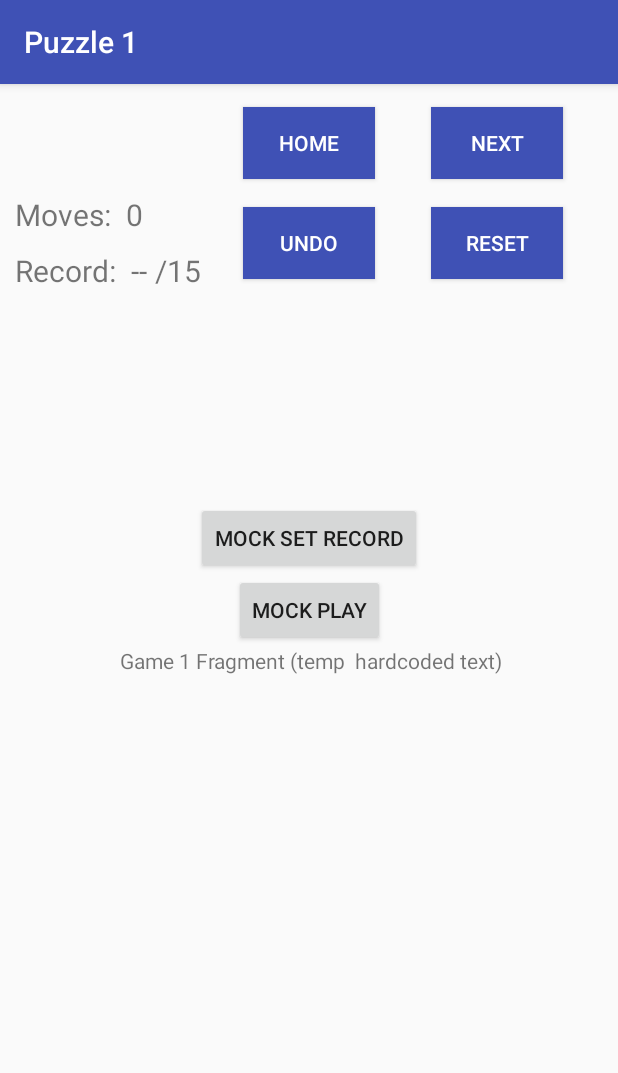
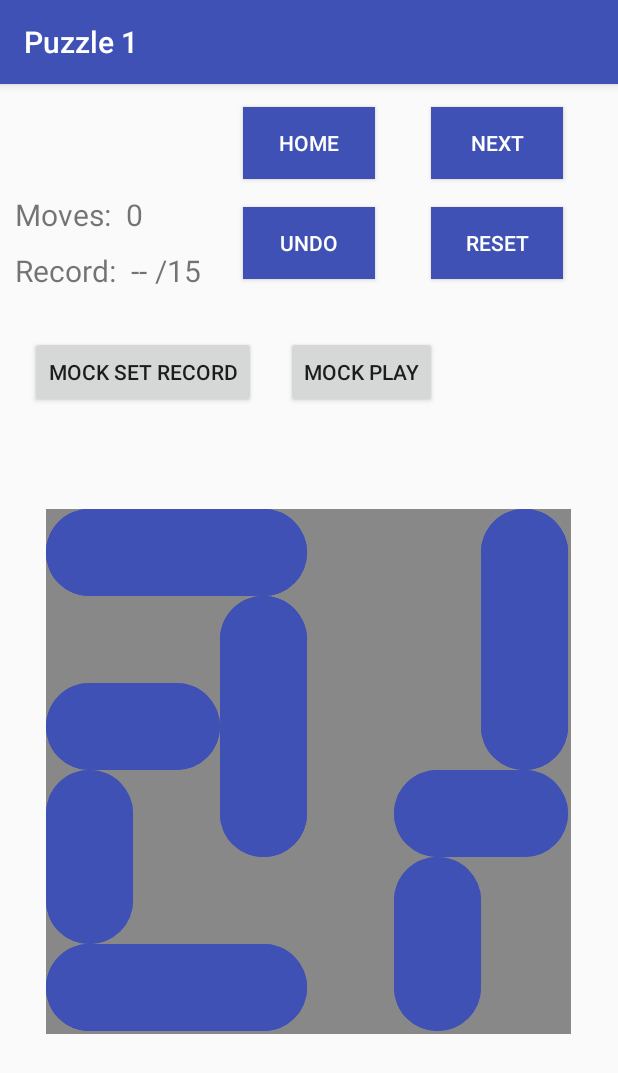
Before and after one commit to xam100/log8405, an Android app: the Play1Fragment screen opened through its navigation route, on a phone screen of 412 x 824 dp. Shown: the top 1073 px of the screen. Run offline under Robolectric (Android 15) with nearby library versions, the light colour scheme and no system bars; our stand-ins replace navigation-ui; 1 statement that could not run was skipped.

Commit message:
added puzzle board to puzzle fragment

```diff
--- /dev/null
+++ b/app/src/main/java/com/example/unlock/BoardFragment.kt
@@ -0,0 +1,99 @@
+package com.example.unlock
+
+import android.content.Context
+import android.graphics.*
+import android.os.Bundle
+import android.util.AttributeSet
+import android.view.LayoutInflater
+import android.view.MotionEvent
+import android.view.View
+import android.view.ViewGroup
+import androidx.appcompat.app.AppCompatActivity
+import androidx.fragment.app.Fragment
+import com.example.unlock.databinding.FragmentBoardBinding
+import com.example.unlock.databinding.FragmentPlay1Binding
+
+//data class Position (var x: Float, var y: Float)
+
+class BoardFragment : Fragment() {
+    private var _binding: FragmentBoardBinding? = null
+    // This property is only valid between onCreateView and
+    // onDestroyView.
+    private val binding get() = _binding!!
+
+    override fun onCreate(savedInstanceState: Bundle?) {
+        super.onCreate(savedInstanceState)
+        setHasOptionsMenu(true)
+    }
+
+    override fun onCreateView(
+        inflater: LayoutInflater, container: ViewGroup?,
+        savedInstanceState: Bundle?
+    ): View? {
+
+        _binding = FragmentBoardBinding.inflate(inflater, container, false)
+        return binding.root
+
+    }
+
+    class Drawer(con: Context?, attr: AttributeSet?) : View(con, attr) {
+        private val paint:Paint = Paint()
+        init {
+            paint.isFilterBitmap = true
+            paint.isAntiAlias = true
+            paint.color = Color.parseColor("#FF3F51B5")
+        }
+        private val gridManager: GridManager = GridManager(PointF(1f, 1f))
+
+        private var touchDown: Boolean = false
+        private var position: PointF = PointF(0f, 0f)
+
+
+        override fun onSizeChanged(w: Int, h: Int, oldw: Int, oldh: Int) {
+            super.onSizeChanged(w, h, oldw, oldh)
+
+            gridManager.blockSize =
+                PointF((width / 6).toFloat(), (height / 6).toFloat())
+            gridManager.addRectangle(Point(0, 0), Point(3, 1))
+            gridManager.addRectangle(Point(0, 2), Point(2, 1), stuck = true)
+            gridManager.addRectangle(Point(0, 3), Point(1, 2))
+            gridManager.addRectangle(Point(0, 5), Point(3, 1))
+            gridManager.addRectangle(Point(2, 1), Point(1, 3))
+            gridManager.addRectangle(Point(5, 0), Point(1, 3))
+            gridManager.addRectangle(Point(4, 3), Point(2, 1))
+            gridManager.addRectangle(Point(4, 4), Point(1, 2))
+        }
+
+        override fun draw(canvas: Canvas?) {
+            super.draw(canvas)
+
+            canvas?.drawColor(Color.GRAY)
+
+            if (touchDown)
+                gridManager.moveTo(position, canvas, paint)
+            else
+                gridManager.redrawRectangles(canvas, paint)
+        }
+
+        override fun onTouchEvent(event: MotionEvent?): Boolean {
+            when (event!!.action) {
+                MotionEvent.ACTION_DOWN -> {
+                    touchDown = true
+                    position.set(event!!.x, event!!.y)
+
+                    gridManager.grab(position)
+                }
+                MotionEvent.ACTION_MOVE -> {
+                    position.set(event!!.x, event!!.y)
+                }
+                MotionEvent.ACTION_UP -> {
+                    touchDown = false
+                    gridManager.release(position)
+                }
+            }
+
+            invalidate()
+            return true
+        }
+    }
+}
--- /dev/null
+++ b/app/src/main/java/com/example/unlock/GridManager.kt
@@ -0,0 +1,224 @@
+package com.example.unlock
+
+import android.graphics.*
+import androidx.core.graphics.minus
+import androidx.core.graphics.plus
+import kotlin.math.roundToInt
+
+class GridManager(var blockSize: PointF) {
+
+    private var grabbed: Boolean = false
+    private var grabbedPosition: PointF = PointF(0f, 0f)
+    private var currentRectangle: Rectangle? = null
+
+    private var rectangles: Array<Array<Rectangle?>> =
+        Array(6){arrayOfNulls<Rectangle?>(6)}
+
+    fun addRectangle(position: Point,
+                     dimensions: Point, stuck: Boolean = false) {
+        val rectangle: Rectangle = Rectangle(position, dimensions, blockSize)
+        addRemoveRectangle(position, dimensions, rectangle)
+    }
+
+    private fun addRemoveRectangle(position: Point,
+                                   dimensions: Point,
+                                   rectangle: Rectangle?) {
+        if (dimensions.x > dimensions.y) {
+            val range : Int = dimensions.x - 1
+            for (i in 0..range) {
+                rectangles[position.x + i][position.y] = rectangle
+            }
+        } else {
+            val range : Int = dimensions.y - 1
+            for (i in 0..range) {
+                rectangles[position.x][position.y + i] = rectangle
+            }
+        }
+    }
+
+    fun grab(touchPosition: PointF) {
+        grabbedPosition.set(touchPosition)
+
+        val gridIndex: Point = (grabbedPosition / blockSize)
+
+        if (gridIndex.x < 6 && gridIndex.y < 6) {
+            currentRectangle = rectangles[gridIndex.x][gridIndex.y]
+            grabbed = currentRectangle != null
+        }
+    }
+
+    fun release(touchPosition: PointF) {
+        if (currentRectangle == null)
+            return
+
+        val canvasPosition: PointF =
+            translateRectangle(currentRectangle, touchPosition - grabbedPosition)
+
+
+        val gridDimensions: Point = currentRectangle!!.gridDimensions
+
+        val indexX: Int = (canvasPosition.x / blockSize.x).roundToInt()
+        val indexY: Int = (canvasPosition.y / blockSize.y).roundToInt()
+        val maxX = 6 - gridDimensions.x
+        val maxY = 6 - gridDimensions.y
+        val gridIndex: Point =
+            Point(indexX.coerceIn(0..maxX),
+                indexY.coerceIn(0..maxY))
+        addRemoveRectangle(currentRectangle!!.gridIndex, gridDimensions, null)
+        addRectangle(gridIndex, gridDimensions)
+
+        currentRectangle = null
+    }
+
+    private fun getNextObstacle(array: Array<Rectangle?>, startIndex: Int, endIndex: Int): Int {
+        var index: Int = 0
+        for (i in startIndex..endIndex) {
+            if (array[i] != null) {
+                break;
+            }
+            index++
+        }
+
+        return index
+    }
+
+    private fun getPrevObstacle(array: Array<Rectangle?>, startIndex: Int, endIndex: Int): Int {
+        var index: Int = 0
+        for (i in startIndex downTo endIndex) {
+            if (array[i] != null) {
+                break;
+            }
+            index--
+        }
+
+        return index
+    }
+
+    private fun getColumn(matrix: Array<Array<Rectangle?>>, col: Int):  Array<Rectangle?>{
+        val column = arrayOfNulls<Rectangle?>(matrix.size)
+
+        for (i in column.indices) {
+            column[i] = matrix[i][col]
+        }
+
+        return column
+    }
+
+    private fun translateRectangle(rectangle: Rectangle?, translation: PointF): PointF {
+        if (rectangle!!.gridDimensions.x >
+            rectangle!!.gridDimensions.y) {
+            translation.y = 0f
+
+            val column: Array<Rectangle?> = getColumn(rectangles, rectangle!!.gridIndex.y)
+            var maxX: Int =
+                getNextObstacle(column,
+                    (rectangle!!.gridIndex.x + rectangle!!.gridDimensions.x),
+                    5)
+
+            var minX: Int = getPrevObstacle(column, rectangle!!.gridIndex.x - 1, 0)
+
+
+            translation.x = translation.x.coerceIn((minX * blockSize.x)..(maxX * blockSize.x))
+        } else {
+            translation.x = 0f
+            val row: Array<Rectangle?> = rectangles[rectangle!!.gridIndex.x]
+
+            var maxX: Int =
+                getNextObstacle(row,
+                    (rectangle!!.gridIndex.y + rectangle!!.gridDimensions.y),
+                    5)
+
+            var minX: Int = getPrevObstacle(row, rectangle!!.gridIndex.y - 1, 0)
+
+
+            translation.y = translation.y.coerceIn((minX * blockSize.y)..(maxX * blockSize.y))
+
+        }
+
+        return currentRectangle!!.canvasPosition + translation
+    }
+
+    fun moveTo(touchPosition: PointF, canvas: Canvas?, paint: Paint) {
+        var newCanvasPosition: PointF = PointF(0f, 0f)
+
+        if (grabbed) {
+            newCanvasPosition =
+                translateRectangle(currentRectangle,
+                    touchPosition - grabbedPosition)
+        }
+
+        if (grabbed)
+            updateRectangle(currentRectangle!!.gridIndex,
+                newCanvasPosition, canvas, paint)
+        else
+            updateRectangle(Point(0, 0), PointF(0f, 0f), canvas, paint)
+    }
+
+    fun redrawRectangles(canvas: Canvas?, paint: Paint) {
+        for (rows in rectangles) {
+            for (rectangle in rows) {
+                rectangle?.draw(canvas, paint)
+            }
+        }
+    }
+
+
+    private fun updateRectangle(gridIndex: Point,
+                                canvasPosition: PointF,
+                                canvas: Canvas?,
+                                paint: Paint) {
+        for (row in rectangles) {
+            for (rectangle in row) {
+                if ((rectangle?.gridIndex != gridIndex)) {
+                    rectangle?.draw(canvas, paint)
+                }
+            }
+        }
+        rectangles[gridIndex.x][gridIndex.y]?.redraw(canvasPosition, canvas, paint)
+    }
+
+    class Rectangle(index: Point,
+                    gridDims: Point,
+                    bSize: PointF) {
+
+        var gridIndex: Point = Point(index)
+        private val blockSize: PointF = PointF(bSize.x, bSize.y)
+
+        val gridDimensions: Point = gridDims
+        val canvasDimensions: PointF = gridDims * blockSize
+        var canvasPosition: PointF = index * blockSize
+
+        private var right: Float = canvasPosition.x + canvasDimensions.x
+        private var bottom: Float = canvasPosition.y + canvasDimensions.y
+
+        private fun update(newX: Float, newY: Float) {
+            canvasPosition.set(newX, newY)
+            right = canvasPosition.x + canvasDimensions.x
+            bottom = canvasPosition.y + canvasDimensions.y
+        }
+
+        fun redraw(canvasPosition: PointF, canvas: Canvas?, paint: Paint) {
+            canvas?.drawRoundRect(canvasPosition.x, canvasPosition.y,
+                canvasPosition.x + canvasDimensions.x,
+                canvasPosition.y + canvasDimensions.y,50.0F, 50.0F, paint)
+        }
+
+        fun draw(canvas: Canvas?, paint: Paint) {
+            //canvas?.drawRect(canvasPosition.x, canvasPosition.y, right, bottom, paint)
+            canvas?.drawRoundRect(canvasPosition.x, canvasPosition.y, right, bottom,
+                50.0F, 50.0F, paint)
+        }
+    }
+}
+
+private operator fun Point.times(pointF: PointF): PointF {
+    return PointF(x * pointF.x, y * pointF.y)
+}
+
+private operator fun PointF.div(pointF: PointF): Point {
+    return Point((x / pointF.x).toInt(), (y / pointF.y).toInt())
+}
+
+private operator fun PointF.div(blockWidth: Float): Point {
+    return Point((x / blockWidth).toInt(), (y / blockWidth).toInt())
+}
--- a/app/src/main/java/com/example/unlock/MainActivity.kt
+++ b/app/src/main/java/com/example/unlock/MainActivity.kt
@@ -24,7 +24,7 @@ private lateinit var binding: ActivityMainBinding
         setSupportActionBar(binding.toolbar)
 
         val navController = findNavController(R.id.nav_host_fragment_content_main)
-        appBarConfiguration = AppBarConfiguration(setOf(R.id.MenuFragment,R.id.AboutFragment,R.id.play1Fragment,R.id.play2Fragment,R.id.play3Fragment,))
+        appBarConfiguration = AppBarConfiguration(setOf(R.id.MenuFragment,R.id.AboutFragment,R.id.play1Fragment,R.id.play2Fragment,R.id.play3Fragment))
         setupActionBarWithNavController(navController, appBarConfiguration)
 
     }
--- a/app/src/main/res/layout/fragment_play1.xml
+++ b/app/src/main/res/layout/fragment_play1.xml
@@ -6,15 +6,18 @@
     android:layout_height="match_parent"
     tools:context=".Play1Fragment">
 
-    <TextView
-        android:id="@+id/textView2"
-        android:layout_width="wrap_content"
-        android:layout_height="wrap_content"
-        android:text=" Game 1 Fragment (temp  hardcoded text)"
+    <view
+        android:id="@+id/view2"
+        class="com.example.unlock.BoardFragment$Drawer"
+        android:layout_width="350dp"
+        android:layout_height="350dp"
+        android:layout_weight="1"
+        android:background="#00f"
         app:layout_constraintBottom_toBottomOf="parent"
         app:layout_constraintEnd_toEndOf="parent"
+        app:layout_constraintHorizontal_bias="0.491"
         app:layout_constraintStart_toStartOf="parent"
-        app:layout_constraintTop_toTopOf="parent" />
+        app:layout_constraintTop_toBottomOf="@+id/movesUI" />
 
     <Button
         android:id="@+id/button_game1to2"
@@ -43,19 +46,20 @@
         android:id="@+id/button_mock_play"
         android:layout_width="wrap_content"
         android:layout_height="wrap_content"
+        android:layout_marginStart="20dp"
         android:text="Mock Play"
-        app:layout_constraintBottom_toTopOf="@+id/textView2"
-        app:layout_constraintEnd_toEndOf="parent"
-        app:layout_constraintStart_toStartOf="parent" />
+        app:layout_constraintStart_toEndOf="@+id/button_mock_set_record"
+        app:layout_constraintTop_toTopOf="@+id/button_mock_set_record" />
 
     <Button
         android:id="@+id/button_mock_set_record"
         android:layout_width="wrap_content"
         android:layout_height="wrap_content"
+        android:layout_marginStart="20dp"
+        android:layout_marginTop="20dp"
         android:text="Mock Set Record"
-        app:layout_constraintBottom_toTopOf="@+id/button_mock_play"
-        app:layout_constraintEnd_toEndOf="parent"
-        app:layout_constraintStart_toStartOf="parent" />
+        app:layout_constraintStart_toStartOf="parent"
+        app:layout_constraintTop_toBottomOf="@+id/movesUI" />
 
     <androidx.constraintlayout.widget.ConstraintLayout
         android:id="@+id/movesUI"
--- a/app/src/main/res/navigation/nav_graph.xml
+++ b/app/src/main/res/navigation/nav_graph.xml
@@ -17,6 +17,9 @@
         <action
             android:id="@+id/action_MenuFragment_to_play1Fragment"
             app:destination="@id/play1Fragment" />
+        <action
+            android:id="@+id/action_MenuFragment_to_boardFragment"
+            app:destination="@id/boardFragment" />
     </fragment>
     <fragment
         android:id="@+id/AboutFragment"
@@ -67,4 +70,9 @@
             android:id="@+id/action_play3Fragment_to_MenuFragment"
             app:destination="@id/MenuFragment" />
     </fragment>
+    <fragment
+        android:id="@+id/boardFragment"
+        android:name="com.example.unlock.BoardFragment"
+        android:label="fragment_board"
+        tools:layout="@layout/fragment_board" />
 </navigation>
--- a/app/src/main/res/values/strings.xml
+++ b/app/src/main/res/values/strings.xml
@@ -25,5 +25,7 @@
 
     <string name="hello_menu_fragment">Welcome to unLock</string>
     <string name="hello_about_fragment">Prenom Nom\nPrenom Nom\nPrenom Nom\nPrenom Nom</string>
+    <!-- TODO: Remove or change this placeholder text -->
+    <string name="hello_blank_fragment">Hello blank fragment</string>
 
 </resources>
--- a/build.gradle
+++ b/build.gradle
@@ -5,8 +5,8 @@ buildscript {
         mavenCentral()
     }
     dependencies {
-        classpath "com.android.tools.build:gradle:7.0.4"
-        classpath "org.jetbrains.kotlin:kotlin-gradle-plugin:1.5.20"
+        classpath 'com.android.tools.build:gradle:7.1.0'
+        classpath 'org.jetbrains.kotlin:kotlin-gradle-plugin:1.6.10'
 
         // NOTE: Do not place your application dependencies here; they belong
         // in the individual module build.gradle files
```
Also changed, not shown: app/src/main/res/layout/fragment_board.xml (added, +20 -0 lines), gradle/wrapper/gradle-wrapper.properties.
